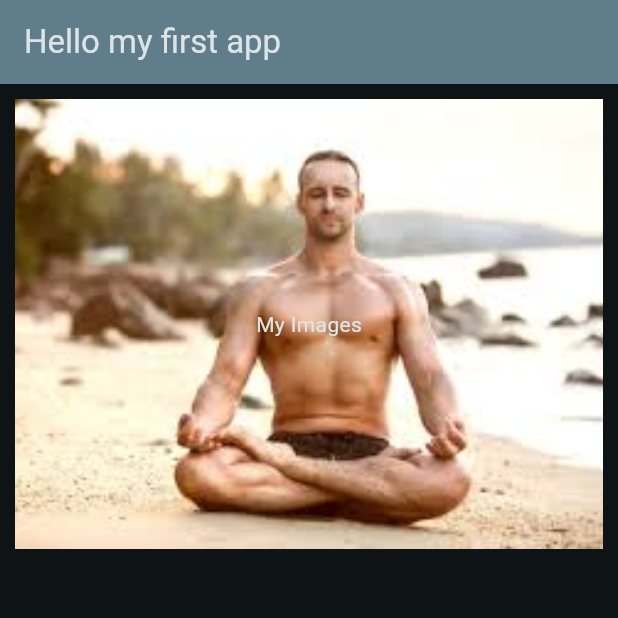
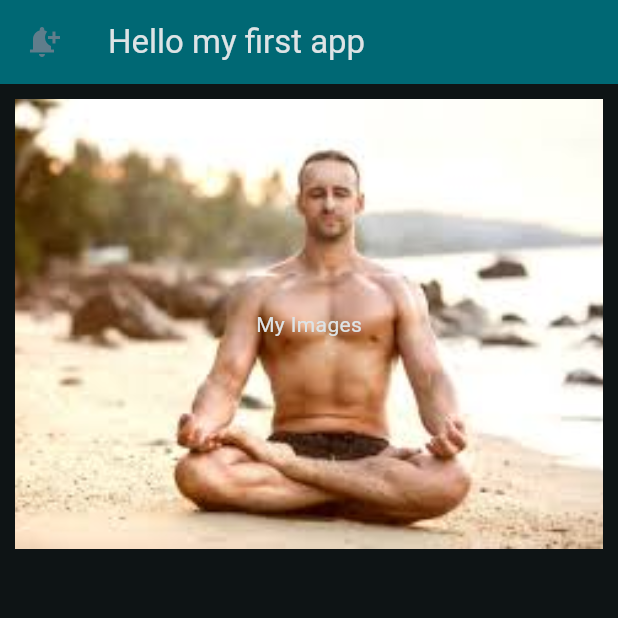
Before and after one commit to shishupaltech/flutter-learning-step-by-step, a Flutter app: the screen it shows after launch, on a phone screen of 412 x 824 dp, the top half of it. Run offline on Flutter 3.47's test engine with Material 3 defaults, Android fonts, the light colour scheme and no system bars.

Commit message:
icon done

```diff
--- a/section2/lib/main.dart
+++ b/section2/lib/main.dart
@@ -29,8 +29,9 @@ class MyHomePage extends StatelessWidget {
   Widget build(BuildContext context) {
     return Scaffold(
       appBar: AppBar(
+        backgroundColor:Theme.of(context).colorScheme.inversePrimary,
         title: Text('Hello my first app'),
-        backgroundColor: Colors.blueGrey,
+        leading: Icon(Icons.notification_add,color: Colors.blueGrey,),
       ),
       body: Padding(
         padding: EdgeInsets.all(10.0),
```
